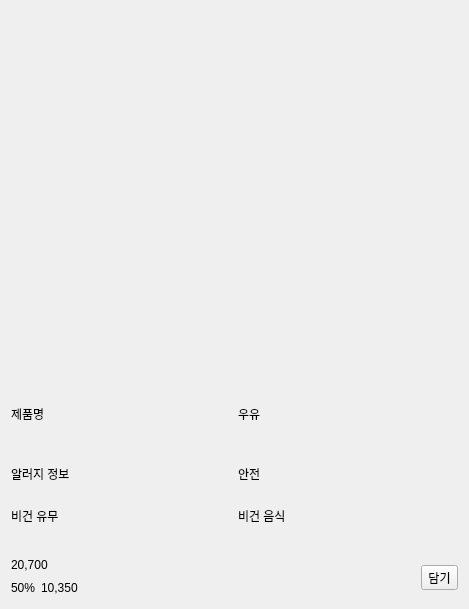
Qt form shopee_ros2/src/shopee_app/ui/promoded_class.ui (addinedu-roscamp-7th/roscamp-repo-1) before a commit.
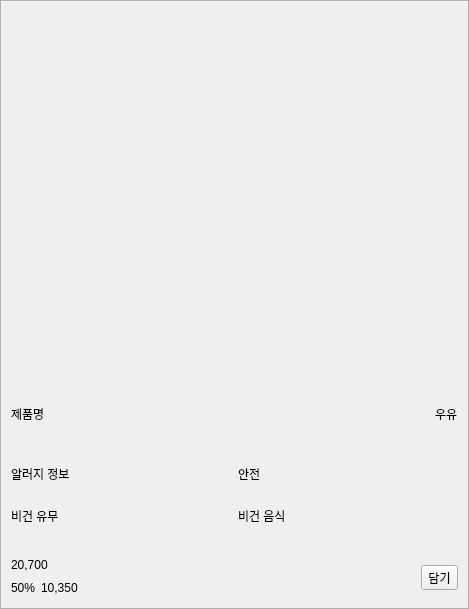
The same form after that commit. Icons and pictures are not drawn.

The edit to the form file:
```diff
--- a/shopee_ros2/src/shopee_app/ui/promoded_class.ui
+++ b/shopee_ros2/src/shopee_app/ui/promoded_class.ui
@@ -1,7 +1,7 @@
 <?xml version="1.0" encoding="UTF-8"?>
 <ui version="4.0">
- <class>Form</class>
- <widget class="QWidget" name="Form">
+ <class>product_form</class>
+ <widget class="QWidget" name="product_form">
   <property name="geometry">
    <rect>
     <x>0</x>
@@ -13,9 +13,18 @@
   <property name="windowTitle">
    <string>Form</string>
   </property>
+  <property name="styleSheet">
+   <string notr="true">#product_form { border: 1px solid #b0b0b0; }</string>
+  </property>
   <layout class="QVBoxLayout" name="verticalLayout" stretch="20,4,2,2,1,0">
    <item>
     <widget class="QLabel" name="label_prod_image">
+     <property name="sizePolicy">
+      <sizepolicy hsizetype="Expanding" vsizetype="Expanding">
+       <horstretch>0</horstretch>
+       <verstretch>0</verstretch>
+      </sizepolicy>
+     </property>
      <property name="minimumSize">
       <size>
        <width>160</width>
@@ -28,6 +37,9 @@
        <height>16777215</height>
       </size>
      </property>
+     <property name="frameShape">
+      <enum>QFrame::NoFrame</enum>
+     </property>
      <property name="text">
       <string/>
      </property>
@@ -37,6 +49,9 @@
      <property name="scaledContents">
       <bool>false</bool>
      </property>
+     <property name="alignment">
+      <set>Qt::AlignCenter</set>
+     </property>
     </widget>
    </item>
    <item>
@@ -48,6 +63,19 @@
        </property>
       </widget>
      </item>
+     <item>
+      <spacer name="horizontalSpacer_2">
+       <property name="orientation">
+        <enum>Qt::Horizontal</enum>
+       </property>
+       <property name="sizeHint" stdset="0">
+        <size>
+         <width>40</width>
+         <height>20</height>
+        </size>
+       </property>
+      </spacer>
+     </item>
      <item>
       <widget class="QLabel" name="label_category">
        <property name="text">
```
